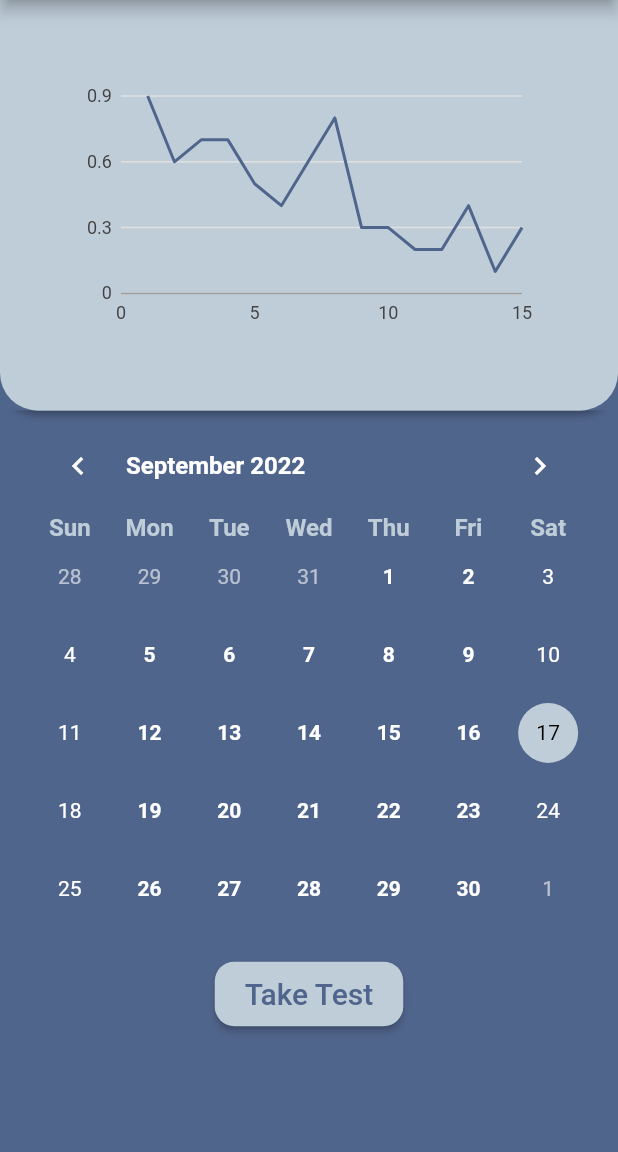
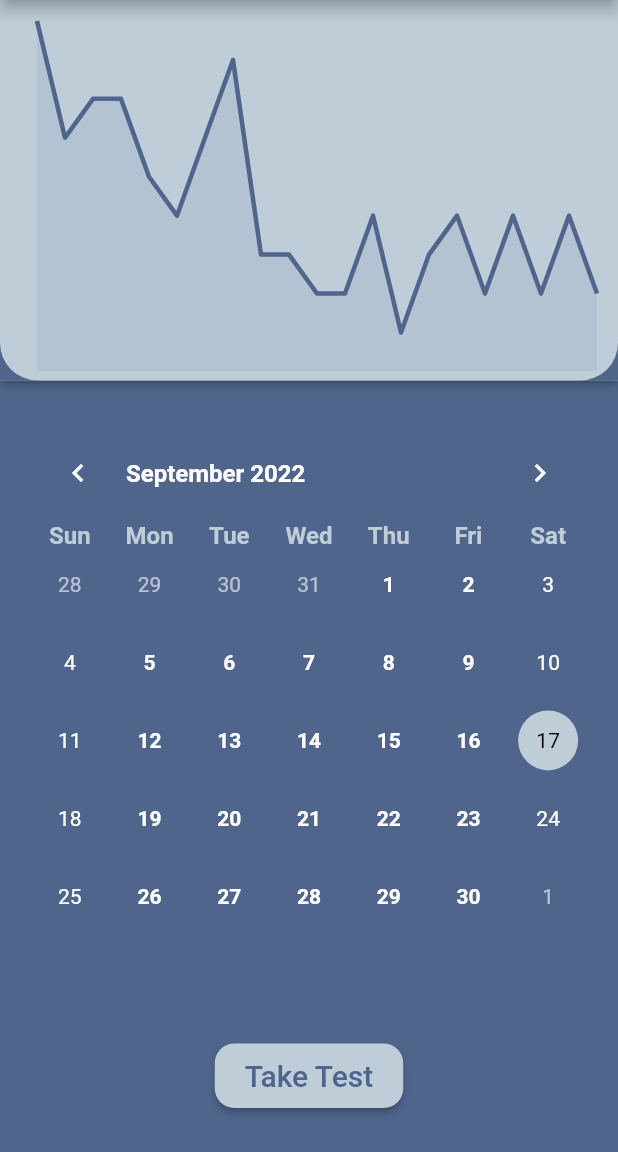
Before and after one commit to malhaar2002/therapia, a Flutter app: the screen it shows after launch, on a phone screen of 412 x 824 dp, the part 84-1236 px from its top. Run offline on Flutter 3.47's test engine with Material 2 defaults, Android fonts, the light colour scheme and no system bars; drawn by our look-alikes of table_calendar; our stand-ins replace charts_flutter, sensors_plus, shared_preferences.

Commit message:
Graph UI changed and take test button positioned at bottom

```diff
--- a/lib/models/graph_model.dart
+++ b/lib/models/graph_model.dart
@@ -99,5 +99,29 @@ class GraphModel {
       day: 15,
       tremorIndex: 0.3,
     ),
+    GraphModel(
+      day: 16,
+      tremorIndex: 0.4,
+    ),
+    GraphModel(
+      day: 17,
+      tremorIndex: 0.2,
+    ),
+    GraphModel(
+      day: 18,
+      tremorIndex: 0.4,
+    ),
+    GraphModel(
+      day: 19,
+      tremorIndex: 0.2,
+    ),
+    GraphModel(
+      day: 20,
+      tremorIndex: 0.4,
+    ),
+    GraphModel(
+      day: 21,
+      tremorIndex: 0.2,
+    ),
   ];
 }
--- a/lib/screens/dashboard.dart
+++ b/lib/screens/dashboard.dart
@@ -14,7 +14,7 @@ class Dashboard extends StatelessWidget {
       body: Column(
         children: [
           Expanded(
-            flex: 2,
+            flex: 6,
             child: Container(
               decoration: BoxDecoration(
                 boxShadow: [
@@ -25,17 +25,36 @@ class Dashboard extends StatelessWidget {
                   ),
                 ],
                 color: apnaLight,
-                borderRadius: const BorderRadius.only(
-                    bottomLeft: Radius.circular(25),
-                    bottomRight: Radius.circular(25)),
               ),
               child: const Graphs(),
             ),
           ),
+          const SizedBox(height: 25),
           const Expanded(
-            flex: 3,
+            flex: 8,
             child: Calendar(),
-          )
+          ),
+          Expanded(
+            flex: 1,
+            child: Center(
+              child: ElevatedButton(
+                onPressed: () {
+                  Navigator.pushNamed(context, 'test');
+                },
+                style: ButtonStyle(
+                  shape: MaterialStateProperty.all<RoundedRectangleBorder>(
+                      RoundedRectangleBorder(
+                          borderRadius: BorderRadius.circular(13.0))),
+                  backgroundColor: MaterialStateProperty.all(apnaLight),
+                  padding: MaterialStateProperty.all(
+                      const EdgeInsets.symmetric(horizontal: 20, vertical: 10)),
+                ),
+                child: const Text("Take Test",
+                    style: TextStyle(fontSize: 20, color: apnaDark)),
+              ),
+            ),
+          ),
+          const SizedBox(height: 25),
         ],
       ),
     );
--- a/lib/widgets/calendar.dart
+++ b/lib/widgets/calendar.dart
@@ -32,9 +32,7 @@ class _CalendarState extends State<Calendar> {
       padding: const EdgeInsets.only(bottom: 90),
       child: Padding(
         padding: const EdgeInsets.only(right: 20, left: 20, top: 5, bottom: 20),
-        child: Column(
-          children: [
-            TableCalendar(
+        child: TableCalendar(
           calendarBuilders: CalendarBuilders(
             defaultBuilder: (context, day, focusedDay) {
               if (toHighapnaLight != []) {
@@ -118,24 +116,6 @@ class _CalendarState extends State<Calendar> {
             ),
           ),
         ),
-            const SizedBox(height: 20),
-            ElevatedButton(
-              onPressed: () {
-                Navigator.pushNamed(context, 'test');
-              },
-              style: ButtonStyle(
-                shape: MaterialStateProperty.all<RoundedRectangleBorder>(
-                    RoundedRectangleBorder(
-                        borderRadius: BorderRadius.circular(13.0))),
-                backgroundColor: MaterialStateProperty.all(apnaLight),
-                padding: MaterialStateProperty.all(
-                    const EdgeInsets.symmetric(horizontal: 20, vertical: 10)),
-              ),
-              child: const Text("Take Test",
-                  style: TextStyle(fontSize: 20, color: apnaDark)),
-            ),
-          ],
-        ),
       ),
     );
   }
--- a/lib/widgets/graphs.dart
+++ b/lib/widgets/graphs.dart
@@ -8,7 +8,8 @@ class Graphs extends StatefulWidget {
 
   @override
   // ignore: no_logic_in_create_state
-  State<Graphs> createState() => _GraphsState(timeDuration:GraphModel.monthData);
+  State<Graphs> createState() =>
+      _GraphsState(timeDuration: GraphModel.monthData);
 }
 
 class _GraphsState extends State<Graphs> {
@@ -68,12 +69,28 @@ class _GraphsState extends State<Graphs> {
               bottomRight: Radius.circular(25)),
           color: apnaLight,
         ),
-        width: 500,
-        height: 600,
-        padding: const EdgeInsets.all(50),
+        width: MediaQuery.of(context).size.width,
         child: charts.LineChart(
           series,
+          defaultRenderer: charts.LineRendererConfig(
+            includeArea: true,
+            stacked: true,
+            strokeWidthPx: 3,
+          ),
           animate: true,
+          domainAxis: const charts.NumericAxisSpec(
+            showAxisLine: false,
+            renderSpec: charts.NoneRenderSpec(),
+          ),
+          primaryMeasureAxis: const charts.NumericAxisSpec(
+            renderSpec: charts.NoneRenderSpec(),
+          ),
+          layoutConfig: charts.LayoutConfig(
+            leftMarginSpec: charts.MarginSpec.fixedPixel(0),
+            rightMarginSpec: charts.MarginSpec.fixedPixel(0),
+            topMarginSpec: charts.MarginSpec.fixedPixel(0),
+            bottomMarginSpec: charts.MarginSpec.fixedPixel(0),
+          ),
         ),
       ),
     );
```
Lines whose indentation alone changed are shown as unchanged.
